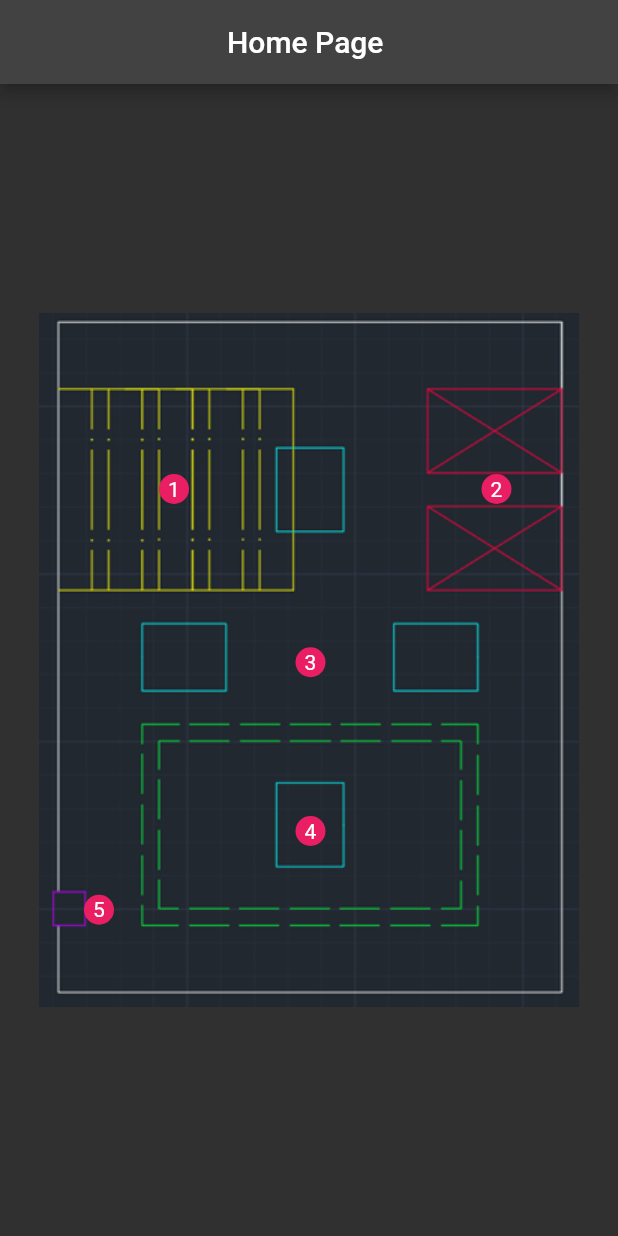
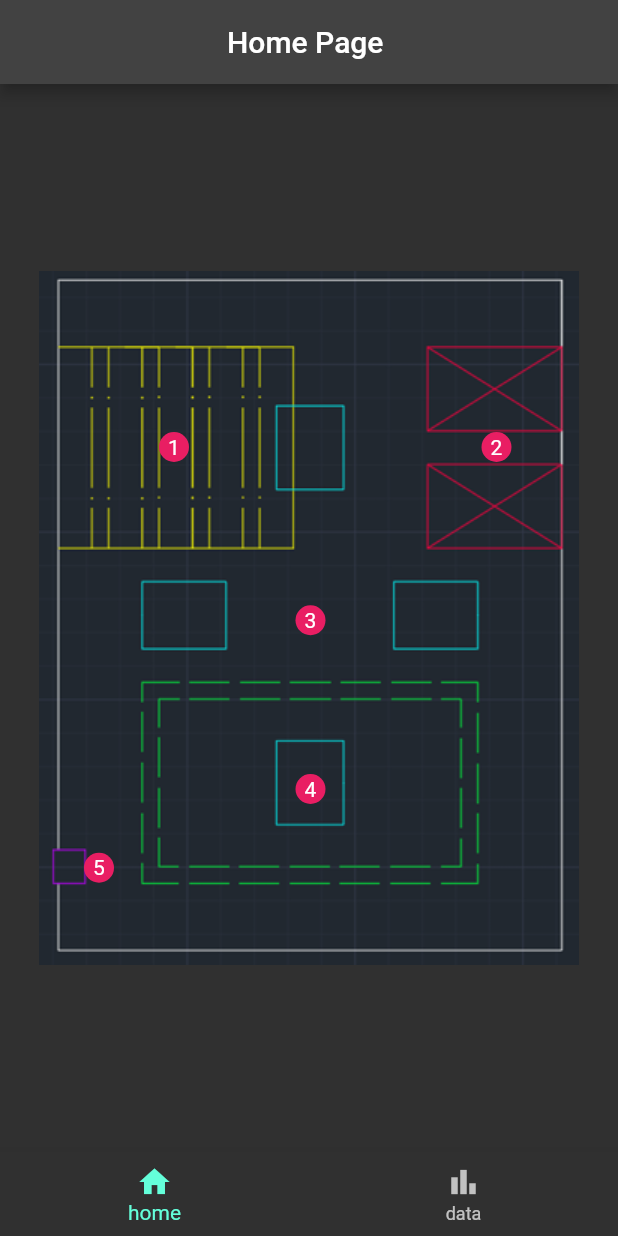
Before and after one commit to bogbrz/microclimat_monitoring_app, a Flutter app: the screen it shows after launch, on a phone screen of 412 x 824 dp. Run offline on Flutter 3.47's test engine with Material 2 defaults, Android fonts, the phone set to English and light mode, and no system bars; our stand-ins replace bloc, cloud_firestore, firebase_core, flutter_bloc, syncfusion_flutter_charts; accounts and stored records are empty.

Commit message:
Organise files/ implement repository and charts

```diff
--- /dev/null
+++ b/lib/datamodel.dart
@@ -0,0 +1,6 @@
+class DataModel {
+  final int temperature;
+  final String date;
+
+  DataModel({required this.temperature, required this.date});
+}
--- /dev/null
+++ b/lib/home.dart
@@ -0,0 +1,216 @@
+import 'package:flutter/material.dart';
+
+class HomePage extends StatefulWidget {
+  const HomePage({
+    super.key,
+  });
+
+  @override
+  State<HomePage> createState() => _HomePageState();
+}
+
+class _HomePageState extends State<HomePage> {
+  @override
+  Widget build(BuildContext context) {
+    const sensorHeigt = 20.0;
+    const sensorWidth = 20.0;
+
+    return Scaffold(
+      appBar: AppBar(
+        title: const Text('Home Page '),
+        centerTitle: true,
+      ),
+      body: Center(
+        child: Stack(
+          children: <Widget>[
+            const Image(
+              image: AssetImage(
+                'images/schemat.png',
+              ),
+            ),
+            Positioned(
+              left: 80, //X-Posistion
+              top: 107.5, //Y-Position
+              child: InkWell(
+                onTap: () => Navigator.of(context).push(
+                  MaterialPageRoute(
+                    builder: (context) => const SensorOnePage(),
+                  ),
+                ),
+                child: Container(
+                  alignment: Alignment.center,
+                  decoration: BoxDecoration(
+                    borderRadius: BorderRadius.circular(10),
+                    color: Colors.pink,
+                  ),
+                  width: sensorWidth,
+                  height: sensorHeigt,
+                  child: const Padding(
+                    padding: EdgeInsets.all(1.0),
+                    child: Text('1'),
+                  ),
+                ),
+              ),
+            ),
+            Positioned(
+              right: 45, //X-Posistion
+              top: 107.5, //Y-Position
+              child: InkWell(
+                onTap: () => Navigator.of(context).push(
+                  MaterialPageRoute(
+                    builder: (context) => const SensorTwoPage(),
+                  ),
+                ),
+                child: Container(
+                  alignment: Alignment.center,
+                  decoration: BoxDecoration(
+                    borderRadius: BorderRadius.circular(10),
+                    color: Colors.pink,
+                  ),
+                  width: sensorWidth,
+                  height: sensorHeigt,
+                  child: const Text('2'),
+                ),
+              ),
+            ),
+            Positioned(
+              left: 171, //X-Posistion
+              bottom: 220, //Y-Position
+              child: InkWell(
+                onTap: () => Navigator.of(context).push(
+                  MaterialPageRoute(
+                    builder: (context) => const SensorThreePage(),
+                  ),
+                ),
+                child: Container(
+                  alignment: Alignment.center,
+                  decoration: BoxDecoration(
+                    borderRadius: BorderRadius.circular(10),
+                    color: Colors.pink,
+                  ),
+                  width: sensorWidth,
+                  height: sensorHeigt,
+                  child: const Text('3'),
+                ),
+              ),
+            ),
+            Positioned(
+              left: 171, //X-Posistion
+              bottom: 107.5, //Y-Position
+              child: InkWell(
+                onTap: () => Navigator.of(context).push(
+                  MaterialPageRoute(
+                    builder: (context) => const SensorFourPage(),
+                  ),
+                ),
+                child: Container(
+                  alignment: Alignment.center,
+                  decoration: BoxDecoration(
+                    borderRadius: BorderRadius.circular(10),
+                    color: Colors.pink,
+                  ),
+                  width: sensorWidth,
+                  height: sensorHeigt,
+                  child: const Text(
+                    '4',
+                  ),
+                ),
+              ),
+            ),
+            Positioned(
+              left: 30, //X-Posistion
+              bottom: 55, //Y-Position
+              child: InkWell(
+                onTap: () => Navigator.of(context).push(
+                  MaterialPageRoute(
+                    builder: (context) => const SensorFivePage(),
+                  ),
+                ),
+                child: Container(
+                  alignment: Alignment.center,
+                  decoration: BoxDecoration(
+                    borderRadius: BorderRadius.circular(10),
+                    color: Colors.pink,
+                  ),
+                  width: sensorWidth,
+                  height: sensorHeigt,
+                  child: const Text('5'),
+                ),
+              ),
+            ),
+          ],
+        ),
+      ),
+    );
+  }
+}
+
+class SensorFivePage extends StatelessWidget {
+  const SensorFivePage({
+    super.key,
+  });
+
+  @override
+  Widget build(BuildContext context) {
+    return Scaffold(
+      appBar: AppBar(),
+      body: const Center(child: Text(' sensor 4')),
+    );
+  }
+}
+
+class SensorFourPage extends StatelessWidget {
+  const SensorFourPage({
+    super.key,
+  });
+
+  @override
+  Widget build(BuildContext context) {
+    return Scaffold(
+      appBar: AppBar(),
+      body: const Center(child: Text('sensor 4')),
+    );
+  }
+}
+
+class SensorThreePage extends StatelessWidget {
+  const SensorThreePage({
+    super.key,
+  });
+
+  @override
+  Widget build(BuildContext context) {
+    return Scaffold(
+      appBar: AppBar(),
+      body: const Center(child: Text('sensor 3')),
+    );
+  }
+}
+
+class SensorTwoPage extends StatelessWidget {
+  const SensorTwoPage({
+    super.key,
+  });
+
+  @override
+  Widget build(BuildContext context) {
+    return Scaffold(
+      appBar: AppBar(),
+      body: const Center(child: Text('sensor 2')),
+    );
+  }
+}
+
+class SensorOnePage extends StatelessWidget {
+  const SensorOnePage({
+    super.key,
+  });
+
+  @override
+  Widget build(BuildContext context) {
+    return Scaffold(
+      appBar: AppBar(),
+      body: const Center(child: Text('sensor 1')),
+    );
+  }
+}
--- a/lib/main.dart
+++ b/lib/main.dart
@@ -1,6 +1,13 @@
+import 'package:firebase_core/firebase_core.dart';
 import 'package:flutter/material.dart';
+import 'package:microclimat_monitoring_app/firebase_options.dart';
+import 'package:microclimat_monitoring_app/rootpage.dart';
 
-void main() {
+void main() async {
+  WidgetsFlutterBinding.ensureInitialized();
+  await Firebase.initializeApp(
+    options: DefaultFirebaseOptions.currentPlatform,
+  );
   runApp(const MyApp());
 }
 
@@ -12,222 +19,7 @@ class MyApp extends StatelessWidget {
     return MaterialApp(
       title: 'Flutter Demo',
       theme: ThemeData.dark(),
-      home: const HomePage(),
+      home: const RootPage(),
     );
   }
 }
-
-class HomePage extends StatefulWidget {
-  const HomePage({
-    super.key,
-  });
-
-  @override
-  State<HomePage> createState() => _HomePageState();
-}
-
-class _HomePageState extends State<HomePage> {
-  var currentIndex = 0;
-  @override
-  Widget build(BuildContext context) {
-    const sensorHeigt = 20.0;
-    const sensorWidth = 20.0;
-    return Scaffold(
-      appBar: AppBar(
-        title: const Text('Home Page '),
-        centerTitle: true,
-      ),
-      body: Center(
-        child: Stack(
-          children: <Widget>[
-            const Image(
-              image: AssetImage(
-                'images/schemat.png',
-              ),
-            ),
-            Positioned(
-              left: 80, //X-Posistion
-              top: 107.5, //Y-Position
-              child: InkWell(
-                onTap: () => Navigator.of(context).push(
-                  MaterialPageRoute(
-                    builder: (context) => const SensorOnePage(),
-                  ),
-                ),
-                child: Container(
-                  alignment: Alignment.center,
-                  decoration: BoxDecoration(
-                    borderRadius: BorderRadius.circular(10),
-                    color: Colors.pink,
-                  ),
-                  width: sensorWidth,
-                  height: sensorHeigt,
-                  child: const Padding(
-                    padding: EdgeInsets.all(1.0),
-                    child: Text('1'),
-                  ),
-                ),
-              ),
-            ),
-            Positioned(
-              right: 45, //X-Posistion
-              top: 107.5, //Y-Position
-              child: InkWell(
-                onTap: () => Navigator.of(context).push(
-                  MaterialPageRoute(
-                    builder: (context) => const SensorTwoPage(),
-                  ),
-                ),
-                child: Container(
-                  alignment: Alignment.center,
-                  decoration: BoxDecoration(
-                    borderRadius: BorderRadius.circular(10),
-                    color: Colors.pink,
-                  ),
-                  width: sensorWidth,
-                  height: sensorHeigt,
-                  child: const Text('2'),
-                ),
-              ),
-            ),
-            Positioned(
-              left: 171, //X-Posistion
-              bottom: 220, //Y-Position
-              child: InkWell(
-                onTap: () => Navigator.of(context).push(
-                  MaterialPageRoute(
-                    builder: (context) => const SensorThreePage(),
-                  ),
-                ),
-                child: Container(
-                  alignment: Alignment.center,
-                  decoration: BoxDecoration(
-                    borderRadius: BorderRadius.circular(10),
-                    color: Colors.pink,
-                  ),
-                  width: sensorWidth,
-                  height: sensorHeigt,
-                  child: const Text('3'),
-                ),
-              ),
-            ),
-            Positioned(
-              left: 171, //X-Posistion
-              bottom: 107.5, //Y-Position
-              child: InkWell(
-                onTap: () => Navigator.of(context).push(
-                  MaterialPageRoute(
-                    builder: (context) => const SensorFourPage(),
-                  ),
-                ),
-                child: Container(
-                  alignment: Alignment.center,
-                  decoration: BoxDecoration(
-                    borderRadius: BorderRadius.circular(10),
-                    color: Colors.pink,
-                  ),
-                  width: sensorWidth,
-                  height: sensorHeigt,
-                  child: const Text(
-                    '4',
-                  ),
-                ),
-              ),
-            ),
-            Positioned(
-              left: 30, //X-Posistion
-              bottom: 55, //Y-Position
-              child: InkWell(
-                onTap: () => Navigator.of(context).push(
-                  MaterialPageRoute(
-                    builder: (context) => const SensorFivePage(),
-                  ),
-                ),
-                child: Container(
-                  alignment: Alignment.center,
-                  decoration: BoxDecoration(
-                    borderRadius: BorderRadius.circular(10),
-                    color: Colors.pink,
-                  ),
-                  width: sensorWidth,
-                  height: sensorHeigt,
-                  child: const Text('5'),
-                ),
-              ),
-            ),
-          ],
-        ),
-      ),
-    );
-  }
-}
-
-class SensorFivePage extends StatelessWidget {
-  const SensorFivePage({
-    super.key,
-  });
-
-  @override
-  Widget build(BuildContext context) {
-    return Scaffold(
-      appBar: AppBar(),
-      body: const Center(child: Text(' sensor 4')),
-    );
-  }
-}
-
-class SensorFourPage extends StatelessWidget {
-  const SensorFourPage({
-    super.key,
-  });
-
-  @override
-  Widget build(BuildContext context) {
-    return Scaffold(
-      appBar: AppBar(),
-      body: const Center(child: Text('sensor 4')),
-    );
-  }
-}
-
-class SensorThreePage extends StatelessWidget {
-  const SensorThreePage({
-    super.key,
-  });
-
-  @override
-  Widget build(BuildContext context) {
-    return Scaffold(
-      appBar: AppBar(),
-      body: const Center(child: Text('sensor 3')),
-    );
-  }
-}
-
-class SensorTwoPage extends StatelessWidget {
-  const SensorTwoPage({
-    super.key,
-  });
-
-  @override
-  Widget build(BuildContext context) {
-    return Scaffold(
-      appBar: AppBar(),
-      body: const Center(child: Text('sensor 2')),
-    );
-  }
-}
-
-class SensorOnePage extends StatelessWidget {
-  const SensorOnePage({
-    super.key,
-  });
-
-  @override
-  Widget build(BuildContext context) {
-    return Scaffold(
-      appBar: AppBar(),
-      body: const Center(child: Text('sensor 1')),
-    );
-  }
-}
--- /dev/null
+++ b/lib/rootpage.dart
@@ -0,0 +1,40 @@
+import 'package:flutter/material.dart';
+import 'package:microclimat_monitoring_app/pages/data_page/all_sensors_data_page.dart';
+import 'package:microclimat_monitoring_app/home.dart';
+
+class RootPage extends StatefulWidget {
+  const RootPage({
+    super.key,
+  });
+
+  @override
+  State<RootPage> createState() => _AllSensorsDataState();
+}
+
+var currentIndex = 0;
+
+class _AllSensorsDataState extends State<RootPage> {
+  @override
+  Widget build(BuildContext context) {
+    return Scaffold(
+      body: Builder(
+        builder: (context) {
+          if (currentIndex == 0) {
+            return const HomePage();
+          }
+          return const AllSensorsData();
+        },
+      ),
+      bottomNavigationBar: BottomNavigationBar(
+        currentIndex: currentIndex,
+        onTap: (newValue) => setState(() {
+          currentIndex = newValue;
+        }),
+        items: const [
+          BottomNavigationBarItem(icon: Icon(Icons.home), label: "home"),
+          BottomNavigationBarItem(icon: Icon(Icons.bar_chart), label: "data")
+        ],
+      ),
+    );
+  }
+}
```
Also changed, not shown: lib/pages/data_page/all_sensors_data_page.dart (added, +43 -0 lines), lib/pages/data_page/cubit/datapage_cubit.dart (added, +42 -0 lines), lib/pages/data_page/cubit/datapage_state.dart (added, +13 -0 lines), lib/repository.dart (added, +16 -0 lines), pubspec.yaml (+8 -0 lines), lib/firebase_options.dart (added), pubspec.lock, 16 other files.
